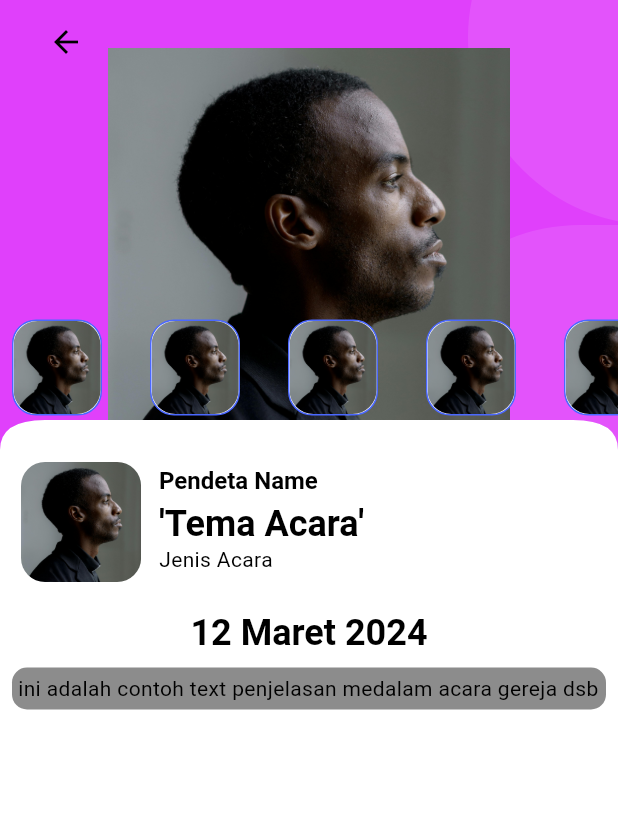
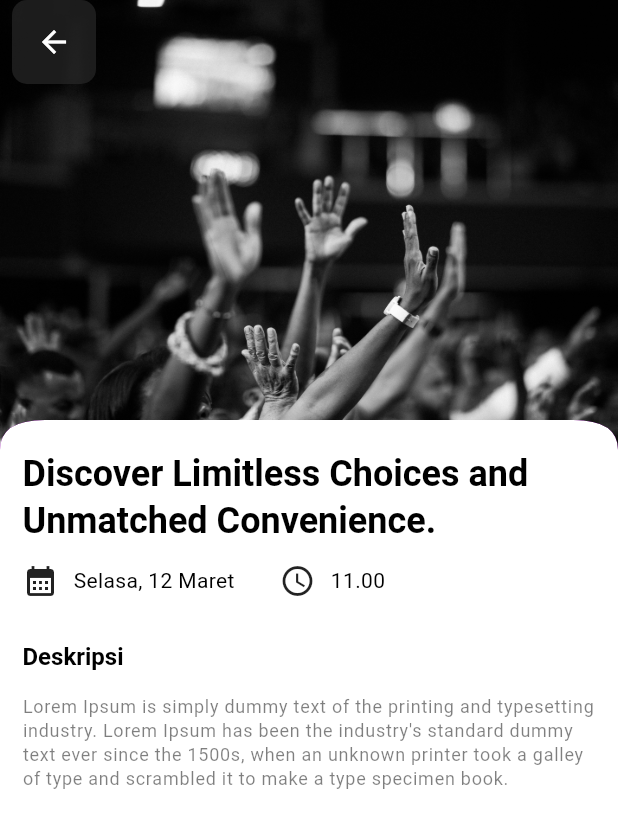
Before and after one commit to thesquad7/mobileGKI, a Flutter app: the FDetailJadwal screen opened directly, on a phone screen of 412 x 824 dp. Shown: the top 828 px of the screen. Run offline on Flutter 3.47's test engine with Material 3 defaults, Android fonts, the phone set to English and light mode, and no system bars; our stand-ins replace carousel_slider, get; Roboto replaces fonts that are missing (Poppins).

Commit message:
ReuseablePageDetailMaking

```diff
--- a/lib/common/widget/c_appabar.dart
+++ b/lib/common/widget/c_appabar.dart
@@ -1,3 +1,5 @@
+import 'package:MobileGKI/utils/constrains/colors.dart';
+import 'package:MobileGKI/utils/helper/helper_function.dart';
 import 'package:MobileGKI/utils/theme/constrains/sizes.dart';
 import 'package:MobileGKI/utils/theme/device/device_utility.dart';
 import 'package:flutter/material.dart';
@@ -20,13 +22,25 @@ class FilemonAppBar extends StatelessWidget implements PreferredSizeWidget {
 
   @override
   Widget build(BuildContext context) {
+    final dark = FilemonHelperFunctions.isDarkMode(context);
     return Padding(
-        padding: const EdgeInsets.symmetric(horizontal: FilemonSized.md),
+        padding: const EdgeInsets.symmetric(horizontal: FilemonSized.sm),
         child: AppBar(
           automaticallyImplyLeading: false,
           leading: showBackArrow
-              ? IconButton(
-                  onPressed: () => Get.back(), icon: Icon(Icons.arrow_back))
+              ? Container(
+                  decoration: BoxDecoration(
+                      color: dark
+                          ? FilemonColor.white.withOpacity(0.3)
+                          : FilemonColor.dark.withOpacity(0.7),
+                      borderRadius: BorderRadius.all(Radius.circular(10))),
+                  child: IconButton(
+                      onPressed: () => Get.back(),
+                      icon: Icon(
+                        Icons.arrow_back,
+                        color: dark ? Colors.black : Colors.white,
+                      )),
+                )
               : leadingIcon != null
                   ? IconButton(
                       onPressed: leeadingOnPressed, icon: Icon(leadingIcon))
--- /dev/null
+++ b/lib/common/widget/c_fdetailpage.dart
@@ -0,0 +1,77 @@
+import 'package:MobileGKI/common/widget/c_addressdetail.dart';
+import 'package:MobileGKI/common/widget/c_jadwal_date_time.dart';
+import 'package:MobileGKI/common/widget/c_jadwal_judul.dart';
+import 'package:MobileGKI/common/widget/c_jadwal_metadata.dart';
+import 'package:flutter/material.dart';
+
+class FDetailPage extends StatelessWidget {
+  const FDetailPage({
+    super.key,
+    required this.isTime,
+    required this.isHeadMetadata,
+    this.HMD_personName = "",
+    this.HMD_status = "",
+    this.HMD_jenisAcara = "",
+    required this.deskripsi,
+    required this.Judul,
+    this.DT_tanggal = "",
+    this.DT_jam = "",
+    required this.isAddress,
+    this.Address = "",
+  });
+  final bool isTime, isHeadMetadata, isAddress;
+  final String HMD_personName,
+      Address,
+      HMD_status,
+      HMD_jenisAcara,
+      deskripsi,
+      Judul,
+      DT_tanggal,
+      DT_jam;
+
+  @override
+  Widget build(BuildContext context) {
+    return Padding(
+      padding: EdgeInsets.symmetric(horizontal: 15),
+      child: Column(
+        children: [
+          JudulJadwal(judul: Judul),
+          isTime
+              ? DateTimeAcara(
+                  tanggal: DT_tanggal,
+                  jam: DT_jam,
+                )
+              : SearchBar(),
+          isAddress
+              ? AddressDetail(
+                  address: Address,
+                )
+              : SizedBox(),
+          isHeadMetadata
+              ? HeadDMetadata(
+                  personname: HMD_personName,
+                  status: HMD_status,
+                  jenisacara: HMD_jenisAcara,
+                )
+              : SizedBox(),
+          Padding(
+            padding: EdgeInsets.symmetric(vertical: 15),
+            child: SizedBox(
+                width: double.infinity,
+                child: Text(
+                  "Deskripsi",
+                  style: Theme.of(context).textTheme.headlineSmall,
+                )),
+          ),
+          SizedBox(
+            height: 400,
+            child: Text(
+              deskripsi,
+              style: Theme.of(context).textTheme.labelMedium,
+            ),
+          )
+        ],
+      ),
+    );
+  }
+}
--- /dev/null
+++ b/lib/common/widget/c_jadwal_date_time.dart
@@ -0,0 +1,42 @@
+import 'package:flutter/material.dart';
+
+class DateTimeAcara extends StatelessWidget {
+  const DateTimeAcara({
+    super.key,
+    required this.tanggal,
+    required this.jam,
+  });
+  final String tanggal, jam;
+
+  @override
+  Widget build(BuildContext context) {
+    return SizedBox(
+      height: 50,
+      width: double.infinity,
+      child: Row(
+        mainAxisAlignment: MainAxisAlignment.start,
+        children: [
+          Row(
+            children: [
+              Padding(
+                padding: const EdgeInsets.only(right: 10),
+                child: Icon(Icons.calendar_month),
+              ),
+              Text(tanggal)
+            ],
+          ),
+          SizedBox(width: 30),
+          Row(
+            children: [
+              Padding(
+                padding: const EdgeInsets.only(right: 10),
+                child: Icon(Icons.schedule),
+              ),
+              Text(jam)
+            ],
+          )
+        ],
+      ),
+    );
+  }
+}
--- /dev/null
+++ b/lib/common/widget/c_jadwal_judul.dart
@@ -0,0 +1,19 @@
+import 'package:flutter/material.dart';
+
+class JudulJadwal extends StatelessWidget {
+  const JudulJadwal({
+    super.key,
+    required this.judul,
+  });
+  final String judul;
+  @override
+  Widget build(BuildContext context) {
+    return SizedBox(
+      width: double.infinity,
+      child: Text(
+        judul,
+        style: Theme.of(context).textTheme.headlineMedium,
+      ),
+    );
+  }
+}
--- a/lib/common/widget/d_imgview.dart
+++ b/lib/common/widget/d_imgview.dart
@@ -8,25 +8,23 @@ class FDetailImgView extends StatelessWidget {
   const FDetailImgView({
     super.key,
     required this.children,
+    required this.imgUrl,
   });
 
   final Widget children;
+  final String imgUrl;
 
   @override
   Widget build(BuildContext context) {
     return FilemonPrimaryHeaderCon(
         height: 300,
         child: Stack(children: [
-          const SizedBox(
-            height: 300,
-            child: Padding(
-                padding: const EdgeInsets.only(
-                    top: FilemonSized.productImageRadius * 2),
-                child: Center(
-                  child: Image(
-                    image: AssetImage(Filemonimages.pendeta1),
-                  ),
-                )),
+          Container(
+            height: double.infinity,
+            child: Image.asset(
+              imgUrl,
+              fit: BoxFit.fitHeight,
+            ),
           ),
           const FilemonAppBar(
             showBackArrow: true,
--- a/lib/home/nested/j_detail.dart
+++ b/lib/home/nested/j_detail.dart
@@ -1,8 +1,7 @@
-import 'package:MobileGKI/common/widget/c_rondedimg.dart';
+import 'package:MobileGKI/common/widget/c_fdetailpage.dart';
 import 'package:MobileGKI/common/widget/d_imgview.dart';
-import 'package:MobileGKI/common/widget/jd_imgslide.dart';
 import 'package:MobileGKI/utils/constrains/image_string.dart';
-import 'package:MobileGKI/utils/helper/helper_function.dart';
+import 'package:MobileGKI/utils/theme/constrains/text.dart';
 import 'package:flutter/material.dart';
 
 class FDetailJadwal extends StatelessWidget {
@@ -10,98 +9,28 @@ class FDetailJadwal extends StatelessWidget {
 
   @override
   Widget build(BuildContext context) {
-    final dark = FilemonHelperFunctions.isDarkMode(context);
     return Scaffold(
       body: SingleChildScrollView(
         child: Column(children: [
           FDetailImgView(
-              children: Container(
-            child: FDetailImgSlider(),
-          )),
-          HeadDMetadata(),
-          SizedBox(height: 10),
-          Padding(
-            padding: EdgeInsets.symmetric(
-              horizontal: 8,
-            ),
-            child: Container(
-              height: FilemonHelperFunctions.screenHeight(),
-              width: double.infinity,
-              child: Column(children: [
-                Center(
-                  child: Padding(
-                    padding: EdgeInsets.all(8),
-                    child: Text(
-                      "12 Maret 2024",
-                      style: Theme.of(context).textTheme.headlineMedium,
-                    ),
-                  ),
-                ),
-                Container(
-                  width: double.infinity,
-                  decoration: BoxDecoration(
-                      borderRadius: BorderRadius.circular(10),
-                      color: dark ? Colors.white24 : Colors.black45),
-                  child: Padding(
-                    padding: const EdgeInsets.all(4),
-                    child: Text(
-                        "ini adalah contoh text penjelasan medalam acara gereja dsb"),
-                  ),
-                )
-              ]),
-            ),
+            children: Container(),
+            imgUrl: Filemonimages.slide1,
+          ),
+          FDetailPage(
+            isTime: true,
+            isHeadMetadata: false,
+            deskripsi: FilemonText.lorem100,
+            Judul: FilemonText.loginSubTitle,
+            HMD_jenisAcara: "Ibadah Umum",
+            HMD_personName: "PDT.FR Sitanggang",
+            HMD_status: "Pendeta Senior",
+            DT_jam: "11.00",
+            DT_tanggal: "Selasa, 12 Maret",
+            isAddress: false,
+            Address: FilemonText.addressexp,
           )
         ]),
       ),
     );
   }
 }
-
-class HeadDMetadata extends StatelessWidget {
-  const HeadDMetadata({
-    super.key,
-  });
-
-  @override
-  Widget build(BuildContext context) {
-    return Padding(
-      padding: EdgeInsets.only(top: 8, left: 6),
-      child: SizedBox(
-        height: 80,
-        width: double.infinity,
-        child: Stack(children: [
-          Positioned(
-            left: 8,
-            child: SizedBox(
-              height: 80,
-              child: RoundedIMG(
-                imageUrl: Filemonimages.pendeta1,
-              ),
-            ),
-          ),
-          Positioned(
-              left: 100,
-              top: 2,
-              child: Text(
-                "Pendeta Name",
-                style: Theme.of(context).textTheme.headlineSmall,
-              )),
-          Positioned(
-              left: 100,
-              top: 25,
-              child: Text(
-                "'" + "Tema Acara" + "'",
-                style: Theme.of(context).textTheme.headlineMedium,
-              )),
-          Positioned(
-              left: 100,
-              top: 55,
-              child: Text(
-                "Jenis Acara",
-                style: Theme.of(context).textTheme.bodyMedium,
-              ))
-        ]),
-      ),
-    );
-  }
-}
--- a/lib/utils/constrains/aa_menubutton_config.dart
+++ b/lib/utils/constrains/aa_menubutton_config.dart
@@ -2,6 +2,7 @@ import 'package:MobileGKI/home/nested/aa_acara_page.dart';
 import 'package:MobileGKI/home/nested/aa_jamkerja.dart';
 import 'package:MobileGKI/home/nested/aa_jemaat_page.dart';
 import 'package:MobileGKI/home/nested/aa_kritiksaran.dart';
+import 'package:MobileGKI/home/nested/aa_renungan_page.dart';
 import 'package:flutter/material.dart';
 
 class FMenubuttonConfig {
@@ -24,7 +25,7 @@ class FMenubuttonConfig {
     const Acara(),
     const Jemaat(),
     const Jemaat(),
-    const Jemaat(),
+    const Renungan(),
     const JamKerja(),
     const KritikSaran(),
     const Jemaat()
--- a/lib/utils/theme/constrains/text.dart
+++ b/lib/utils/theme/constrains/text.dart
@@ -68,4 +68,8 @@ class FilemonText {
   // -- Home
   static const String homeAppbarTitle = "Selamat Beribadah";
   static const String homeAppbarSubTitle = "Jemaat Terkasih";
+  static const String addressexp =
+      "Jl. Sisinga Mangaraja No.203 Indramayu,West Java, ID";
+  static const String lorem100 =
+      "Lorem Ipsum is simply dummy text of the printing and typesetting industry. Lorem Ipsum has been the industry's standard dummy text ever since the 1500s, when an unknown printer took a galley of type and scrambled it to make a type specimen book.";
 }
```
Also changed, not shown: lib/common/widget/c_addressdetail.dart (added, +30 -0 lines), lib/common/widget/c_fhorizontalcardImgbg.dart (added, +71 -0 lines), lib/common/widget/c_jadwal_metadata.dart (added, +52 -0 lines), lib/home/nested/aa_renungan_page.dart (added, +35 -0 lines).
